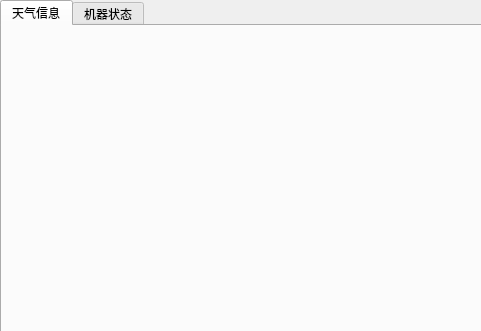
Old version of the form GUI/mainwindow.ui in the repository fbhou/Automatic-Window-Controller; both pictures show x 0 to 481 and y 0 to 331 of the 800 by 600 pixel window.
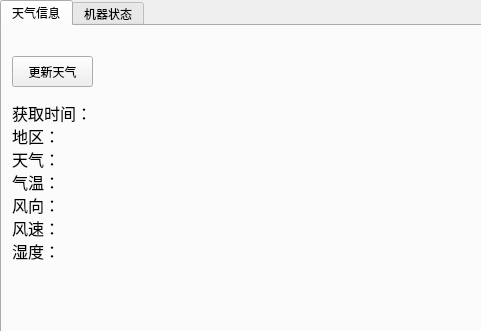
New version of the form.

Commit message: Add basic codes about weather module

The edit to the form file:
```diff
--- a/GUI/mainwindow.ui
+++ b/GUI/mainwindow.ui
@@ -30,6 +30,44 @@
      <attribute name="title">
       <string>天气信息</string>
      </attribute>
+     <widget class="QPushButton" name="UpdateWeather">
+      <property name="geometry">
+       <rect>
+        <x>10</x>
+        <y>30</y>
+        <width>81</width>
+        <height>31</height>
+       </rect>
+      </property>
+      <property name="text">
+       <string>更新天气</string>
+      </property>
+     </widget>
+     <widget class="QLabel" name="WeatherInformationText">
+      <property name="geometry">
+       <rect>
+        <x>10</x>
+        <y>70</y>
+        <width>321</width>
+        <height>171</height>
+       </rect>
+      </property>
+      <property name="font">
+       <font>
+        <family>Adobe Devanagari</family>
+        <pointsize>12</pointsize>
+       </font>
+      </property>
+      <property name="text">
+       <string>获取时间：
+地区：
+天气：
+气温：
+风向：
+风速：
+湿度：</string>
+      </property>
+     </widget>
     </widget>
     <widget class="QWidget" name="MachineTab">
      <attribute name="title">
```
The commit also changes 8 other files.
